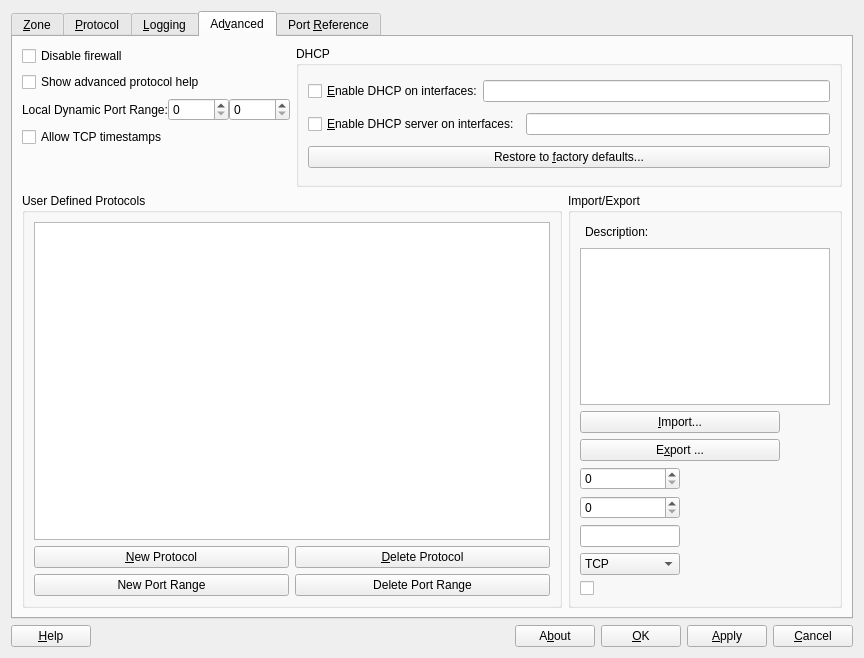
First picture: the form in src/guardPuppy.ui, repository tsuckow/guard-puppy, before the edit.
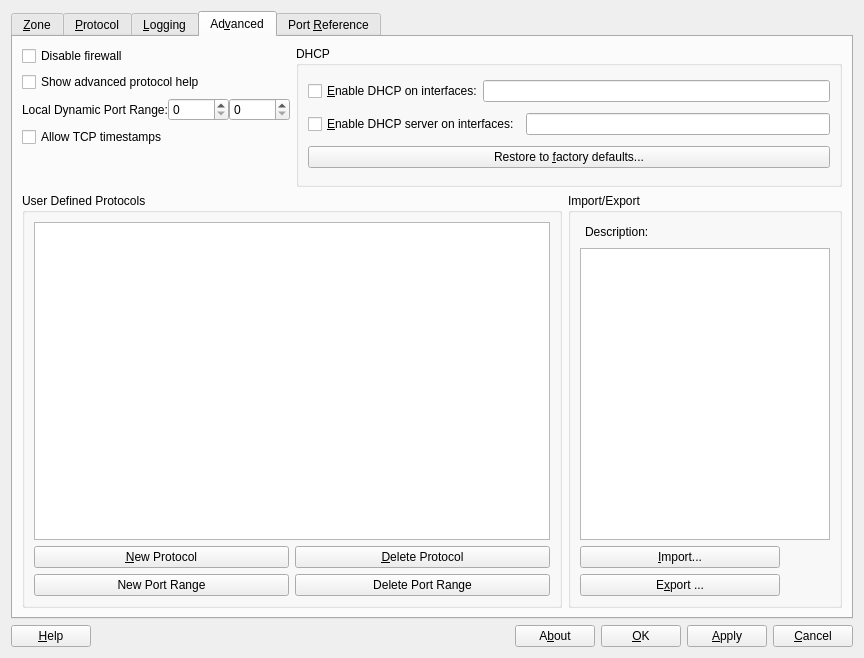
Second picture: the form after the edit.

Diff of the .ui file:
```diff
--- a/src/guardPuppy.ui
+++ b/src/guardPuppy.ui
@@ -1000,93 +1000,6 @@
               </property>
              </widget>
             </item>
-            <item>
-             <widget class="QSpinBox" name="userDefinedProtocolPortEndSpinBox">
-              <property name="maximumSize">
-               <size>
-                <width>100</width>
-                <height>16777215</height>
-               </size>
-              </property>
-              <property name="maximum">
-               <number>65535</number>
-              </property>
-             </widget>
-            </item>
-            <item>
-             <widget class="QSpinBox" name="userDefinedProtocolPortStartSpinBox">
-              <property name="maximumSize">
-               <size>
-                <width>100</width>
-                <height>16777215</height>
-               </size>
-              </property>
-              <property name="minimum">
-               <number>0</number>
-              </property>
-              <property name="maximum">
-               <number>65535</number>
-              </property>
-              <property name="value">
-               <number>0</number>
-              </property>
-             </widget>
-            </item>
-            <item>
-             <widget class="QLineEdit" name="userDefinedProtocolNameLineEdit">
-              <property name="sizePolicy">
-               <sizepolicy hsizetype="Minimum" vsizetype="Fixed">
-                <horstretch>0</horstretch>
-                <verstretch>0</verstretch>
-               </sizepolicy>
-              </property>
-              <property name="maximumSize">
-               <size>
-                <width>100</width>
-                <height>16777215</height>
-               </size>
-              </property>
-             </widget>
-            </item>
-            <item>
-             <widget class="QComboBox" name="userDefinedProtocolTypeComboBox">
-              <property name="sizePolicy">
-               <sizepolicy hsizetype="Minimum" vsizetype="Fixed">
-                <horstretch>0</horstretch>
-                <verstretch>0</verstretch>
-               </sizepolicy>
-              </property>
-              <property name="maximumSize">
-               <size>
-                <width>100</width>
-                <height>16777215</height>
-               </size>
-              </property>
-              <item>
-               <property name="text">
-                <string>TCP</string>
-               </property>
-              </item>
-              <item>
-               <property name="text">
-                <string>UDP</string>
-               </property>
-              </item>
-             </widget>
-            </item>
-            <item>
-             <widget class="QCheckBox" name="userDefinedProtocolBidirectionalCheckBox">
-              <property name="maximumSize">
-               <size>
-                <width>20</width>
-                <height>16777215</height>
-               </size>
-              </property>
-              <property name="text">
-               <string/>
-              </property>
-             </widget>
-            </item>
            </layout>
           </widget>
          </item>
```
Left out of the diff: 12 changed lines with no effect on the pictures.
